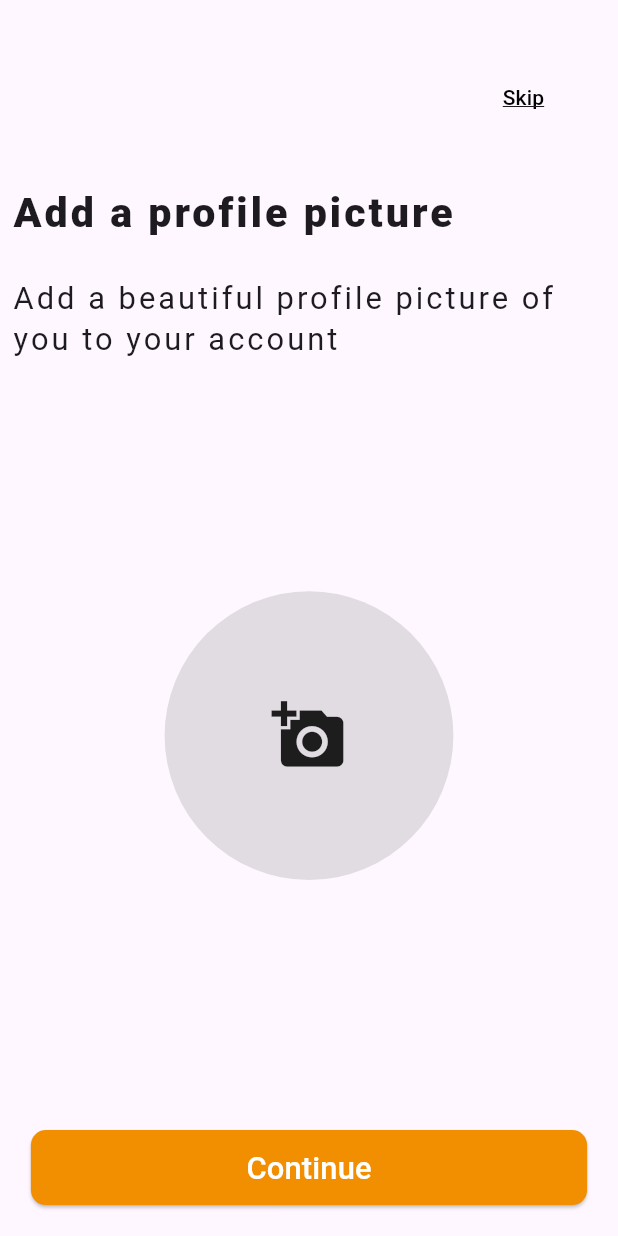
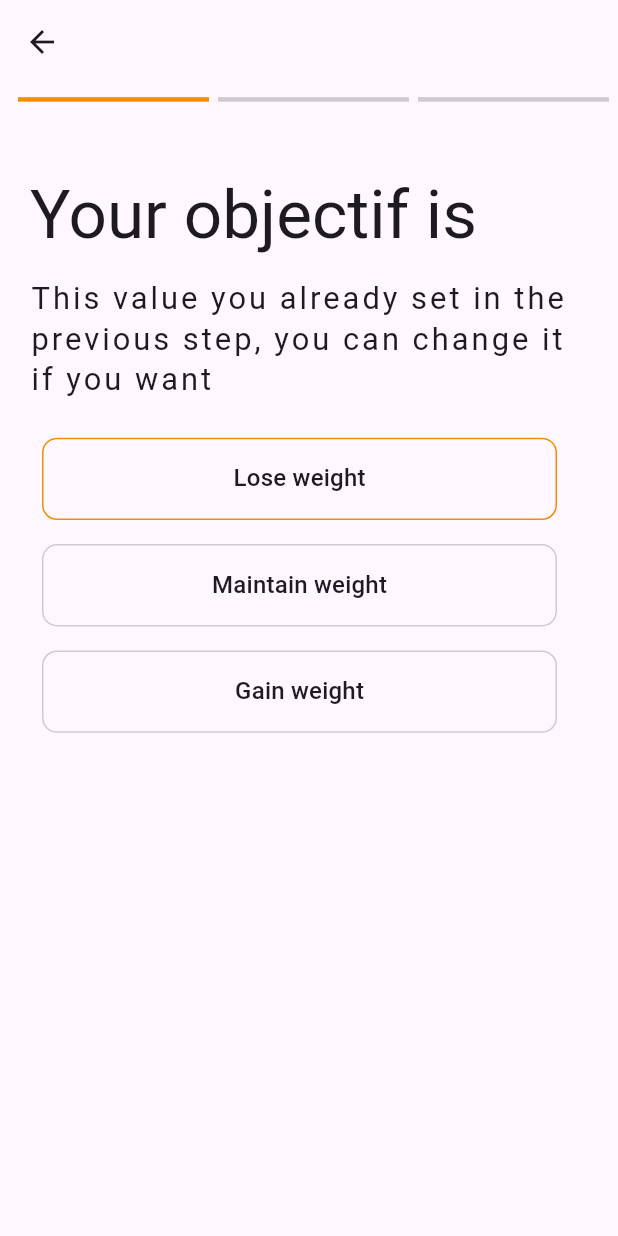
Before and after one commit to ReflectIQBusiness/sportify, a Flutter app: the ChooseProfilePic screen opened by its route, after a tap on "Skip", on a phone screen of 412 x 824 dp. Run offline on Flutter 3.47's test engine with Material 2 defaults, Android fonts, the phone set to English and light mode, and no system bars; our stand-ins replace flutter_svg, get, image_cropper, image_picker.

Commit message:
set objectif

```diff
--- a/lib/constants/routes.dart
+++ b/lib/constants/routes.dart
@@ -3,6 +3,7 @@ import 'package:sportapplication/views/choose_profile_pic.dart';
 import 'package:sportapplication/views/inscription.dart';
 import 'package:sportapplication/views/introduction_screen.dart';
 import 'package:sportapplication/views/login.dart';
+import 'package:sportapplication/views/set_objectif_screen.dart';
 import 'package:sportapplication/views/splash_screen.dart';
 import 'package:sportapplication/views/verify_phone.dart';
 
@@ -41,4 +42,10 @@ var routes = [
     transition: Transition.rightToLeft,
     transitionDuration: Duration(milliseconds: 400),
   ),
+  GetPage(
+    name: SetObjectifScreen.routeName,
+    page: () => SetObjectifScreen(),
+    transition: Transition.rightToLeft,
+    transitionDuration: Duration(milliseconds: 400),
+  ),
 ];
--- a/lib/controller/complete_profile_informations_controller.dart
+++ b/lib/controller/complete_profile_informations_controller.dart
@@ -4,10 +4,54 @@ import 'package:flutter/material.dart';
 import 'package:get/get.dart';
 import 'package:image_cropper/image_cropper.dart';
 import 'package:image_picker/image_picker.dart';
+import 'package:sportapplication/models/step_goal.dart';
+import 'package:sportapplication/views/set_objectif_screen.dart';
 
 class CompleteProfileinformations extends GetxController {
   var imageFile = File("").obs;
   XFile? pickedFile;
+  RxInt currentStep = 1.obs;
+  PageController pageController = PageController();
+  RxList<StepGoal> steps = [
+    StepGoal(
+      id: 1,
+      title: "Your objectif is",
+      description: "This value you already set in the previous step, you can change it if you want",
+      choices: [
+        Choice(id: 1, title: "Lose weight"),
+        Choice(id: 2, title: "Maintain weight"),
+        Choice(id: 3, title: "Gain weight"),
+      ],
+      idChoiceSelected: 1,
+    ),
+    StepGoal(
+      id: 2,
+      title: "Identifying the Roadblocks",
+      description: " In this step, we'll explore the obstacles and challenges that have prevented you from achieving your goal ",
+      choices: [
+        Choice(id: 1, title: "I don't have time"),
+        Choice(id: 3, title: "I don't have motivation"),
+        Choice(id: 4, title: "I don't have support"),
+        Choice(id: 5, title: "I don't have knowledge"),
+        Choice(id: 8, title: "I don't have confidence"),
+        Choice(id: 9, title: "I don't have a plan"),
+      ],
+      idChoiceSelected: 0,
+    ),
+    StepGoal(
+      id: 3,
+      title: "Choosing Your Activity Level",
+      description: "This step involves selecting your activity level, which is a key factor in determining your fitness and wellness plan",
+      choices: [
+        Choice(id: 1, title: "Sedentary"),
+        Choice(id: 2, title: "Lightly active"),
+        Choice(id: 3, title: "Moderately active"),
+        Choice(id: 4, title: "Very active"),
+        Choice(id: 5, title: "Extra active"),
+      ],
+      idChoiceSelected: 0,
+    ),
+  ].obs;
   chooseProfilePic(context) {
     const textStyle = TextStyle(fontSize: 18, fontWeight: FontWeight.w500);
     Get.bottomSheet(
@@ -87,4 +131,36 @@ class CompleteProfileinformations extends GetxController {
     );
     _cropImage(pickedFile!.path);
   }
+
+  changePicture() {
+    Get.toNamed(SetObjectifScreen.routeName);
+  }
+
+  selectChoice(int idStep, int idChoice) {
+    steps.value.firstWhere((element) => element.id == idStep).idChoiceSelected = idChoice;
+    steps.refresh();
+    next(idStep);
+  }
+
+  precedent() {
+    if (currentStep.value > 1) {
+      currentStep.value--;
+      pageController.animateToPage(
+        currentStep.value - 1,
+        duration: const Duration(milliseconds: 500),
+        curve: Curves.ease,
+      );
+    } else {
+      Get.back();
+    }
+  }
+
+  next(idStep) {
+    currentStep.value = idStep + 1;
+    pageController.animateToPage(
+      currentStep.value - 1,
+      duration: const Duration(milliseconds: 500),
+      curve: Curves.ease,
+    );
+  }
 }
--- /dev/null
+++ b/lib/models/step_goal.dart
@@ -0,0 +1,25 @@
+class StepGoal {
+  final int id;
+  final String title;
+  final String description;
+  final List<Choice> choices;
+  int? idChoiceSelected;
+
+  StepGoal({
+    required this.id,
+    required this.title,
+    required this.description,
+    required this.choices,
+    required this.idChoiceSelected,
+  });
+}
+
+class Choice {
+  final int id;
+  final String title;
+
+  Choice({
+    required this.id,
+    required this.title,
+  });
+}
--- a/lib/views/choose_profile_pic.dart
+++ b/lib/views/choose_profile_pic.dart
@@ -26,7 +26,9 @@ class ChooseProfilePic extends StatelessWidget {
     return Padding(
       padding: EdgeInsets.symmetric(vertical: Get.width / 20, horizontal: Get.width / 20),
       child: ElevatedButton(
-        onPressed: () {},
+        onPressed: () {
+          controller.changePicture();
+        },
         style: ElevatedButton.styleFrom(
           minimumSize: Size(Get.width, 50),
           backgroundColor: orangeCustom,
@@ -143,7 +145,9 @@ class ChooseProfilePic extends StatelessWidget {
         left: Get.width / 1.3,
       ),
       child: TextButton(
-          onPressed: () {},
+          onPressed: () {
+            controller.changePicture();
+          },
           child: const Text(
             "Skip",
             style: TextStyle(
--- /dev/null
+++ b/lib/views/set_objectif_screen.dart
@@ -0,0 +1,155 @@
+import 'package:flutter/material.dart';
+import 'package:get/get.dart';
+import 'package:sportapplication/constants/colors.dart';
+import 'package:sportapplication/controller/complete_profile_informations_controller.dart';
+import 'package:sportapplication/models/step_goal.dart';
+
+class SetObjectifScreen extends StatelessWidget {
+  SetObjectifScreen({super.key});
+  static const routeName = "/set-objectif-screen";
+  final CompleteProfileinformations controller = Get.isRegistered() ? Get.find() : Get.put(CompleteProfileinformations());
+  @override
+  Widget build(BuildContext context) {
+    return Obx(
+      () => Scaffold(
+        floatingActionButtonLocation: FloatingActionButtonLocation.startDocked,
+        appBar: AppBar(
+          elevation: 0,
+          backgroundColor: Colors.transparent,
+        ),
+        body: Column(
+          children: [
+            createStepIndicator(),
+            SizedBox(
+              height: Get.height / 20,
+            ),
+            createSteps(),
+          ],
+        ),
+        floatingActionButton: (controller.currentStep.value != 1) ? createPrecedentButton() : null,
+      ),
+    );
+  }
+
+  Widget createPrecedentButton() {
+    return FloatingActionButton(
+      backgroundColor: orangeCustom,
+      shape: const CircleBorder(),
+      onPressed: () {
+        controller.precedent();
+      },
+      child: const Icon(
+        Icons.arrow_back,
+        color: Colors.white,
+      ),
+    );
+  }
+
+  Widget createStepIndicator() {
+    return Row(
+      mainAxisAlignment: MainAxisAlignment.spaceEvenly,
+      children: [
+        SizedBox(
+          height: Get.height / 40,
+        ),
+        ...controller.steps.value
+            .map((e) => Container(
+                  height: 3,
+                  width: Get.width / controller.steps.length - 10,
+                  color: e.id <= controller.currentStep.value ? orangeCustom : Colors.grey.withOpacity(0.5),
+                ))
+            .toList()
+      ],
+    );
+  }
+
+  Widget createSteps() {
+    return Expanded(
+      child: PageView(
+        controller: controller.pageController,
+        scrollDirection: Axis.horizontal,
+        physics: const NeverScrollableScrollPhysics(),
+        reverse: false,
+        children: [
+          ...controller.steps.value.map(
+            (e) => SingleChildScrollView(
+              // Moving this wid
+              child: Column(
+                crossAxisAlignment: CrossAxisAlignment.start,
+                children: [
+                  Column(
+                    crossAxisAlignment: CrossAxisAlignment.start,
+                    children: [createStepWidget(e)],
+                  ),
+                  SizedBox(
+                    height: Get.height / 10,
+                  ),
+                ],
+              ),
+            ),
+          ),
+        ],
+      ),
+    );
+  }
+
+  Widget createStepWidget(StepGoal e) {
+    return Padding(
+      padding: const EdgeInsets.symmetric(
+        horizontal: 20,
+      ),
+      child: Column(
+        crossAxisAlignment: CrossAxisAlignment.start,
+        children: [
+          Text(
+            e.title,
+            style: Get.textTheme.displayMedium,
+          ),
+          SizedBox(
+            height: Get.height / 50,
+          ),
+          Text(
+            e.description,
+            style: Get.textTheme.headlineMedium,
+          ),
+          SizedBox(
+            height: Get.height / 50,
+          ),
+          ...e.choices
+              .map(
+                (e1) => createChoiceWiget(e, e1),
+              )
+              .toList()
+        ],
+      ),
+    );
+  }
+
+  Widget createChoiceWiget(StepGoal e, Choice e1) {
+    return Padding(
+      padding: const EdgeInsets.all(8.0),
+      child: InkWell(
+        onTap: () {
+          controller.selectChoice(e.id, e1.id);
+        },
+        child: Container(
+          width: Get.width / 1.2,
+          height: Get.height / 15,
+          decoration: BoxDecoration(
+            border: Border.all(
+                color: (e1.id == controller.steps.value.firstWhere((element) => element.id == e.id).idChoiceSelected)
+                    ? orangeCustom
+                    : Colors.grey.withOpacity(0.5)),
+            borderRadius: BorderRadius.circular(10),
+          ),
+          child: Center(
+            child: Text(
+              e1.title,
+              style: Get.textTheme.titleMedium,
+            ),
+          ),
+        ),
+      ),
+    );
+  }
+}
```
